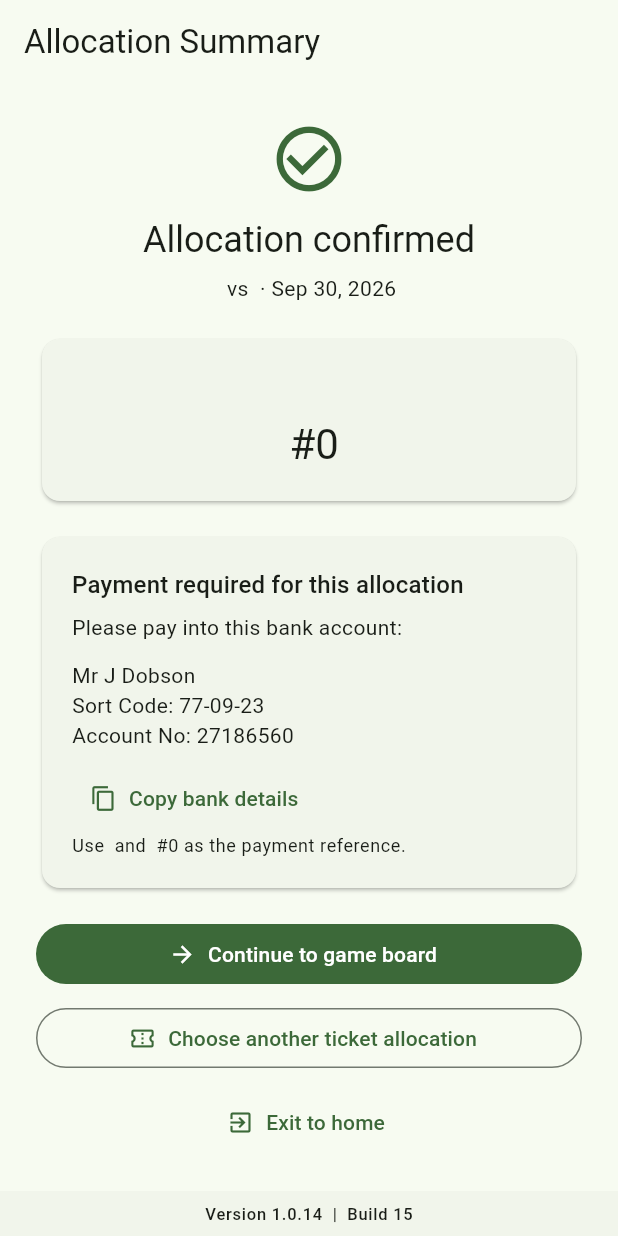
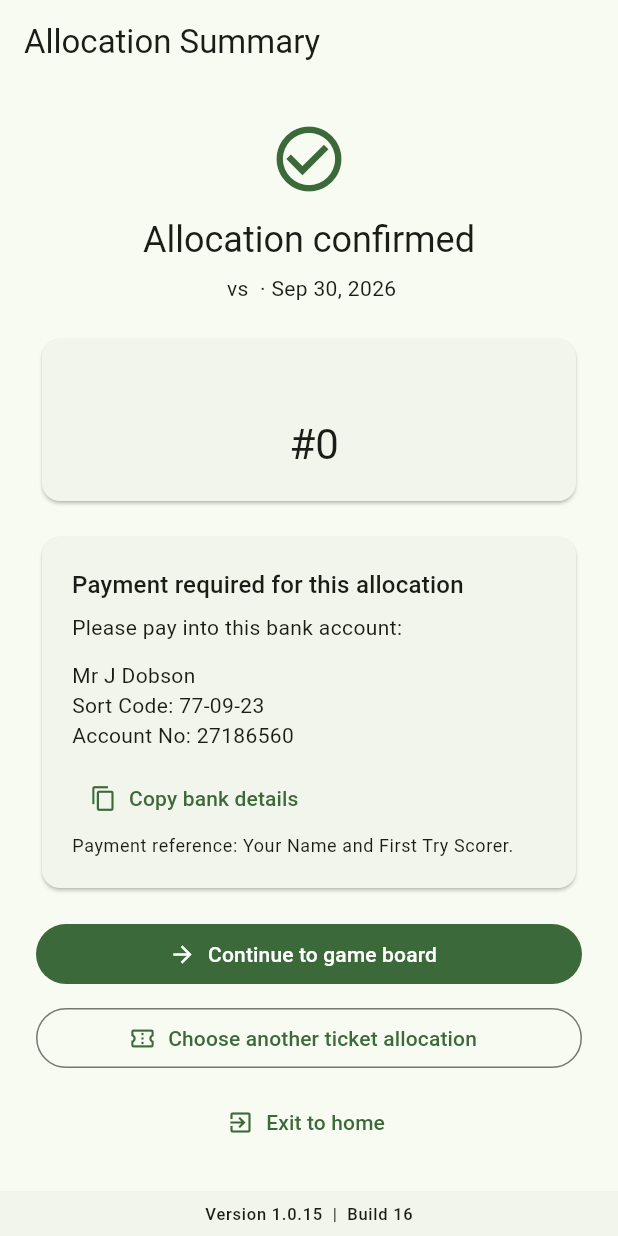
Before and after one commit to toptighty-gmail/FirstTryScorer, a Flutter app: the DrawConfirmationScreen screen opened directly with empty values, on a phone screen of 412 x 824 dp. Run offline on Flutter 3.47's test engine with Material 3 defaults, Android fonts, the phone set to English and light mode, and no system bars; our stand-ins replace package_info_plus, pdf, printing, shared_preferences, supabase_flutter; accounts and stored records are empty.

Commit message:
Update allocation payment reference wording

```diff
--- a/lib/main.dart
+++ b/lib/main.dart
@@ -64,7 +64,7 @@ class _AppVersionFooterState extends State<_AppVersionFooter> {
             builder: (context, snapshot) {
               final label = snapshot.hasData
                   ? 'Version ${snapshot.data!.version}  |  Build ${snapshot.data!.buildNumber}'
-                  : 'Version 1.0.14  |  Build 15';
+                  : 'Version 1.0.15  |  Build 16';
               return Center(
                 child: Text(
                   label,
--- a/lib/screens/draw_confirmation_screen.dart
+++ b/lib/screens/draw_confirmation_screen.dart
@@ -121,7 +121,7 @@ class DrawConfirmationScreen extends StatelessWidget {
                                 ),
                               ),
                               Text(
-                                'Use $playerName and $teamName #$number as the payment reference.',
+                                'Payment reference: Your Name and First Try Scorer.',
                                 style: Theme.of(context).textTheme.bodySmall,
                               ),
                             ],
--- a/pubspec.yaml
+++ b/pubspec.yaml
@@ -16,7 +16,7 @@ publish_to: 'none' # Remove this line if you wish to publish to pub.dev
 # https://developer.apple.com/library/archive/documentation/General/Reference/InfoPlistKeyReference/Articles/CoreFoundationKeys.html
 # In Windows, build-name is used as the major, minor, and patch parts
 # of the product and file versions while build-number is used as the build suffix.
-version: 1.0.14+15
+version: 1.0.15+16
 
 environment:
   sdk: ^3.12.2
```
Also changed, not shown: 1 other file.
